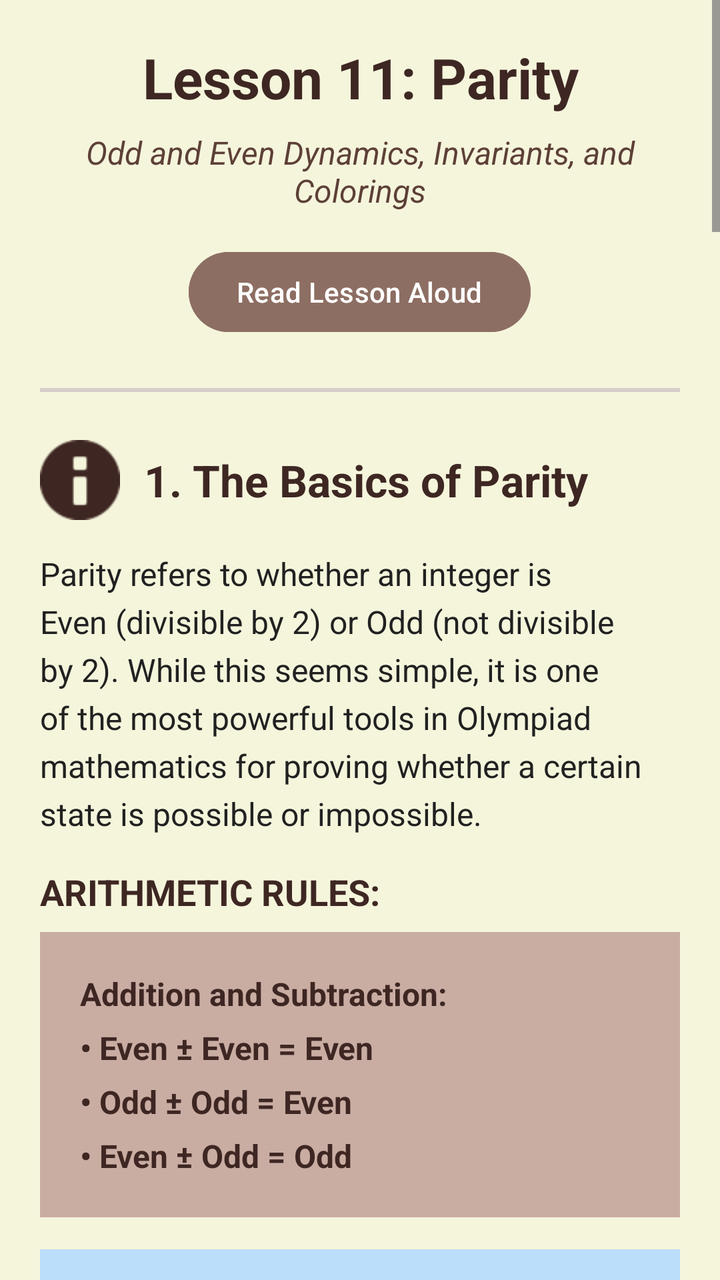
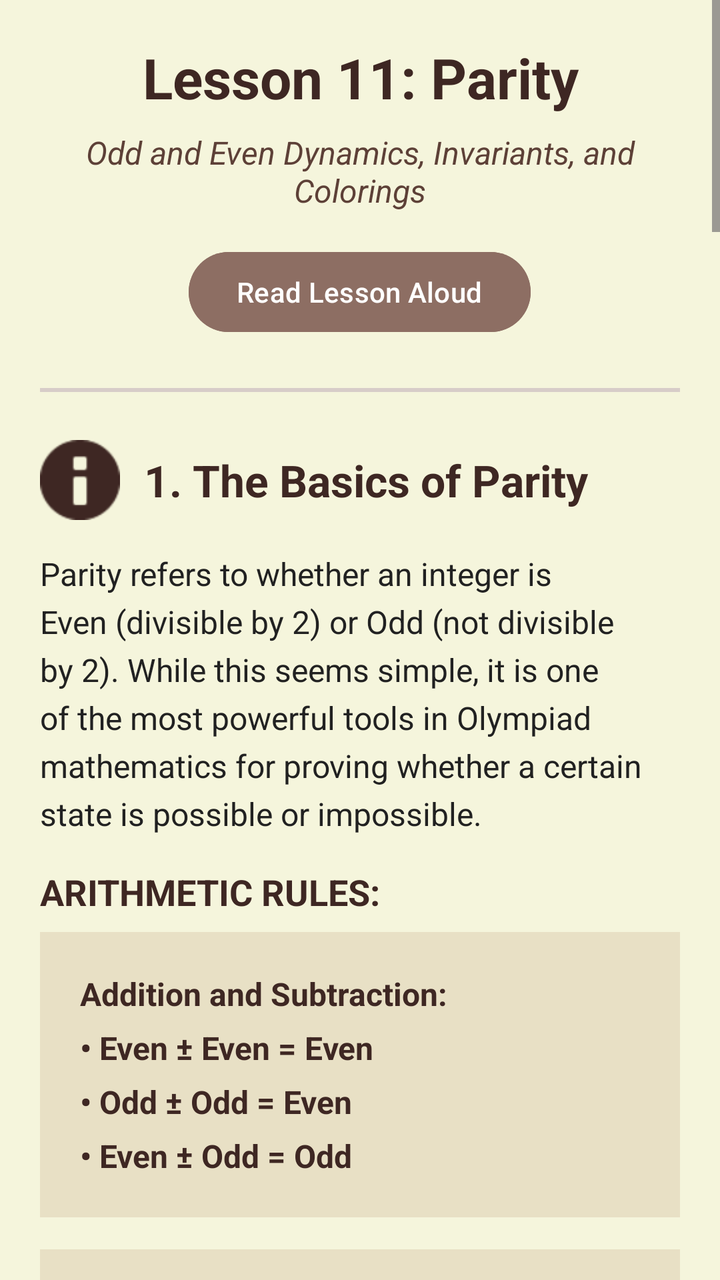

Screens rendered from an Android XML layout before and after an edit, with the pre-edit source and the edit as a unified diff.
<!-- AndroidManifest.xml: application theme Theme.OlympMathMentor -->
<!-- res/layout/activity_lesson11.xml -->
<?xml version="1.0" encoding="utf-8"?>
<ScrollView
    xmlns:android="http://schemas.android.com/apk/res/android"
    xmlns:app="http://schemas.android.com/apk/res-auto"
    android:layout_width="match_parent"
    android:layout_height="match_parent"
    android:background="#F5F5DC">

    <LinearLayout
        android:layout_width="match_parent"
        android:layout_height="wrap_content"
        android:orientation="vertical"
        android:padding="20dp">

        <TextView
            android:id="@+id/tvTitle"
            android:layout_width="match_parent"
            android:layout_height="wrap_content"
            android:text="Lesson 11: Parity"
            android:textSize="28sp"
            android:textStyle="bold"
            android:textColor="#3E2723"
            android:layout_marginBottom="8dp"
            android:gravity="center" />

        <TextView
            android:id="@+id/tvSubtitle"
            android:layout_width="match_parent"
            android:layout_height="wrap_content"
            android:text="Odd and Even Dynamics, Invariants, and Colorings"
            android:textSize="16sp"
            android:textColor="#5D4037"
            android:layout_marginBottom="16dp"
            android:gravity="center"
            android:textStyle="italic" />

        <Button
            android:id="@+id/btnReadLesson"
            android:layout_width="wrap_content"
            android:layout_height="wrap_content"
            android:layout_gravity="center"
            android:text="Read Lesson Aloud"
            android:backgroundTint="#8D6E63"
            android:textColor="#FFFFFF"
            android:layout_marginBottom="24dp" />

        <View
            android:layout_width="match_parent"
            android:layout_height="2dp"
            android:background="#D7CCC8"
            android:layout_marginBottom="24dp" />

        <LinearLayout
            android:layout_width="match_parent"
            android:layout_height="wrap_content"
            android:orientation="horizontal"
            android:gravity="center_vertical"
            android:layout_marginBottom="16dp">

            <ImageView
                android:layout_width="40dp"
                android:layout_height="40dp"
                android:src="@android:drawable/ic_dialog_info"
                app:tint="#3E2723"
                android:layout_marginEnd="12dp" />

            <TextView
                android:id="@+id/tvSec1Title"
                android:layout_width="match_parent"
                android:layout_height="wrap_content"
                android:text="1. The Basics of Parity"
                android:textSize="22sp"
                android:textStyle="bold"
                android:textColor="#3E2723" />
        </LinearLayout>

        <TextView
            android:id="@+id/tvSec1Text"
            android:layout_width="match_parent"
            android:layout_height="wrap_content"
            android:text="Parity refers to whether an integer is Even (divisible by 2) or Odd (not divisible by 2). While this seems simple, it is one of the most powerful tools in Olympiad mathematics for proving whether a certain state is possible or impossible."
            android:textColor="#212121"
            android:textSize="16sp"
            android:lineSpacingExtra="5dp"
            android:layout_marginBottom="16dp" />

        <TextView
            android:id="@+id/tvSec1RuleTitle"
            android:layout_width="match_parent"
            android:layout_height="wrap_content"
            android:text="ARITHMETIC RULES:"
            android:textSize="18sp"
            android:textStyle="bold"
            android:textColor="#3E2723"
            android:layout_marginBottom="8dp" />

        <TextView
            android:id="@+id/tvSec1Rules1"
            android:layout_width="match_parent"
            android:layout_height="wrap_content"
            android:text="Addition and Subtraction:\n• Even ± Even = Even\n• Odd ± Odd = Even\n• Even ± Odd = Odd"
            android:textSize="16sp"
            android:textStyle="bold"
            android:textColor="#3E2723"
            android:background="#C9ADA3"
            android:padding="20dp"
            android:lineSpacingExtra="8dp"
            android:layout_marginBottom="16dp" />

        <TextView
            android:id="@+id/tvSec1Rules2"
            android:layout_width="match_parent"
            android:layout_height="wrap_content"
            android:text="Multiplication:\n• Even × Any Number = Even\n• Odd × Odd = Odd\n\n(If a product of many numbers is Odd, it means EVERY SINGLE number in the product MUST be Odd!)"
            android:textSize="16sp"
            android:textStyle="bold"
            android:textColor="#3E2723"
            android:background="#BBDEFB"
            android:padding="20dp"
            android:lineSpacingExtra="8dp"
            android:layout_marginBottom="24dp" />

        <View
            android:layout_width="match_parent"
            android:layout_height="1dp"
            android:background="#D7CCC8"
            android:layout_marginBottom="24dp" />

        <LinearLayout
            android:layout_width="match_parent"
            android:layout_height="wrap_content"
            android:orientation="horizontal"
            android:gravity="center_vertical"
            android:layout_marginBottom="16dp">

            <ImageView
                android:layout_width="40dp"
                android:layout_height="40dp"
                android:src="@android:drawable/ic_menu_sort_by_size"
                app:tint="#3E2723"
                android:layout_marginEnd="12dp" />

            <TextView
                android:id="@+id/tvSec2Title"
                android:layout_width="match_parent"
                android:layout_height="wrap_content"
                android:text="2. Parity of a Sum"
                android:textSize="22sp"
                android:textStyle="bold"
                android:textColor="#3E2723" />
        </LinearLayout>

        <TextView
            android:id="@+id/tvSec2Text"
            android:layout_width="match_parent"
            android:layout_height="wrap_content"
            android:text="The parity of a sum of many numbers depends EXCLUSIVELY on the quantity of Odd numbers in the sum. The Even numbers do not affect the parity at all."
            android:textColor="#212121"
            android:textSize="16sp"
            android:lineSpacingExtra="5dp"
            android:layout_marginBottom="16dp" />

        <TextView
            android:id="@+id/tvSec2Rules"
            android:layout_width="match_parent"
            android:layout_height="wrap_content"
            android:text="► Rule 1: The sum of an EVEN number of Odds is EVEN. (e.g., 3 + 5 = 8; or 1 + 3 + 5 + 7 = 16)\n\n► Rule 2: The sum of an ODD number of Odds is ODD. (e.g., 3 + 5 + 7 = 15)"
            android:textColor="#212121"
            android:textSize="16sp"
            android:background="#FCE4EC"
            android:padding="16dp"
            android:lineSpacingExtra="6dp"
            android:layout_marginBottom="24dp" />

        <View
            android:layout_width="match_parent"
            android:layout_height="1dp"
            android:background="#D7CCC8"
            android:layout_marginBottom="24dp" />

        <TextView
            android:id="@+id/tvSec3Title"
            android:layout_width="match_parent"
            android:layout_height="wrap_content"
            android:text="3. The Concept of Invariant (Անփոփոխ)"
            android:textSize="22sp"
            android:textStyle="bold"
            android:textColor="#3E2723"
            android:layout_marginBottom="16dp" />

        <TextView
            android:id="@+id/tvSec3Text"
            android:layout_width="match_parent"
            android:layout_height="wrap_content"
            android:text="In many logic puzzles, objects are transformed step by step. An 'Invariant' is a property that NEVER changes during these steps. Most of the time, this invariant is Parity."
            android:textColor="#212121"
            android:textSize="16sp"
            android:lineSpacingExtra="5dp"
            android:layout_marginBottom="16dp" />

        <TextView
            android:id="@+id/tvSec3Example"
            android:layout_width="match_parent"
            android:layout_height="wrap_content"
            android:text="Example: There are 7 glasses upside down. You are allowed to flip exactly 2 glasses at a time. Can you make all glasses face up?\n\nSolution: When you flip 2 glasses, the number of upside-down glasses can change by +2, -2, or 0. Notice that all these changes are EVEN numbers. Therefore, the parity of upside-down glasses is an INVARIANT! It starts as 7 (Odd). It can NEVER reach 0 (Even). It is impossible."
            android:textSize="16sp"
            android:textStyle="bold"
            android:textColor="#5D4037"
            android:background="#C8E6C9"
            android:padding="16dp"
            android:lineSpacingExtra="6dp"
            android:layout_marginBottom="24dp" />

        <View
            android:layout_width="match_parent"
            android:layout_height="1dp"
            android:background="#D7CCC8"
            android:layout_marginBottom="24dp" />

        <TextView
            android:id="@+id/tvMasterTitle"
            android:layout_width="match_parent"
            android:layout_height="wrap_content"
            android:text="Masterclass: Advanced Problem Solving"
            android:textSize="24sp"
            android:textStyle="bold"
            android:textColor="#3E2723"
            android:layout_marginBottom="24dp"
            android:gravity="center" />

        <LinearLayout
            android:layout_width="match_parent"
            android:layout_height="wrap_content"
            android:orientation="vertical"
            android:background="#F5F5F5"
            android:padding="16dp"
            android:layout_marginBottom="20dp"
            android:elevation="2dp">

            <TextView
                android:id="@+id/tvProb1Title"
                android:layout_width="match_parent"
                android:layout_height="wrap_content"
                android:text="Problem 1: The Magic Apples"
                android:textSize="18sp"
                android:textStyle="bold"
                android:textColor="#D32F2F"
                android:layout_marginBottom="8dp" />

            <TextView
                android:id="@+id/tvProb1Q"
                android:layout_width="match_parent"
                android:layout_height="wrap_content"
                android:text="Question: In a basket, there are 13 Red apples and 14 Green apples. A wizard tells you:\n- If you eat 2 apples of the SAME color, he gives you 1 Green apple.\n- If you eat 2 apples of DIFFERENT colors, he gives you 1 Red apple.\nYou eat apples until only 1 apple is left. What color is it?"
                android:textColor="#212121"
                android:textSize="16sp"
                android:lineSpacingExtra="4dp"
                android:layout_marginBottom="12dp" />

            <TextView
                android:id="@+id/tvProb1S1"
                android:layout_width="match_parent"
                android:layout_height="wrap_content"
                android:text="Step 1: Let's track the RED apples. We start with 13 (Odd)."
                android:textColor="#424242"
                android:textSize="15sp"
                android:layout_marginBottom="6dp" />

            <TextView
                android:id="@+id/tvProb1S2"
                android:layout_width="match_parent"
                android:layout_height="wrap_content"
                android:text="Step 2: Scenario A - You eat 2 Red apples. You get 1 Green. The number of Red apples changes by -2."
                android:textColor="#424242"
                android:textSize="15sp"
                android:layout_marginBottom="6dp" />

            <TextView
                android:id="@+id/tvProb1S3"
                android:layout_width="match_parent"
                android:layout_height="wrap_content"
                android:text="Step 3: Scenario B - You eat 2 Green apples. You get 1 Green. The number of Red apples changes by 0."
                android:textColor="#424242"
                android:textSize="15sp"
                android:layout_marginBottom="6dp" />

            <TextView
                android:id="@+id/tvProb1S4"
                android:layout_width="match_parent"
                android:layout_height="wrap_content"
                android:text="Step 4: Scenario C - You eat 1 Red and 1 Green. You get 1 Red. You lost 1 Red, but gained 1 Red. The number of Red apples changes by 0."
                android:textColor="#424242"
                android:textSize="15sp"
                android:layout_marginBottom="6dp" />

            <TextView
                android:id="@+id/tvProb1S5"
                android:layout_width="match_parent"
                android:layout_height="wrap_content"
                android:text="Step 5: Notice the pattern! The number of Red apples only changes by -2 or 0. This means the PARITY of Red apples is Invariant."
                android:textColor="#424242"
                android:textSize="15sp"
                android:textStyle="bold"
                android:layout_marginBottom="6dp" />

            <TextView
                android:id="@+id/tvProb1Ans"
                android:layout_width="match_parent"
                android:layout_height="wrap_content"
                android:text="Answer: Since we started with an Odd number of Red apples (13), we must always have an Odd number. When 1 apple is left, it CANNOT be 0 Red apples (because 0 is Even). It MUST be 1 Red apple!"
                android:textColor="#B71C1C"
                android:textStyle="bold"
                android:textSize="16sp"
                android:layout_marginTop="8dp" />
        </LinearLayout>

        <LinearLayout
            android:layout_width="match_parent"
            android:layout_height="wrap_content"
            android:orientation="vertical"
            android:background="#F5F5F5"
            android:padding="16dp"
            android:layout_marginBottom="20dp"
            android:elevation="2dp">

            <TextView
                android:id="@+id/tvProb2Title"
                android:layout_width="match_parent"
                android:layout_height="wrap_content"
                android:text="Problem 2: The Chessboard and Dominoes"
                android:textSize="18sp"
                android:textStyle="bold"
                android:textColor="#1565C0"
                android:layout_marginBottom="8dp" />

            <TextView
                android:id="@+id/tvProb2Q"
                android:layout_width="match_parent"
                android:layout_height="wrap_content"
                android:text="Question: A standard 8x8 chessboard has 64 squares. We cut off two diagonally opposite corners (e.g., top-left and bottom-right). We have 31 dominoes, each covering exactly 2 adjacent squares. Can we cover the remaining 62 squares perfectly?"
                android:textColor="#212121"
                android:textSize="16sp"
                android:lineSpacingExtra="4dp"
                android:layout_marginBottom="12dp" />

            <TextView
                android:id="@+id/tvProb2S1"
                android:layout_width="match_parent"
                android:layout_height="wrap_content"
                android:text="Step 1: Color Parity. A chessboard is colored alternately Black and White. Total: 32 Black, 32 White."
                android:textColor="#424242"
                android:textSize="15sp"
                android:layout_marginBottom="6dp" />

            <TextView
                android:id="@+id/tvProb2S2"
                android:layout_width="match_parent"
                android:layout_height="wrap_content"
                android:text="Step 2: A domino covers EXACTLY 2 adjacent squares. One will always be Black, and one will always be White."
                android:textColor="#424242"
                android:textSize="15sp"
                android:layout_marginBottom="6dp" />

            <TextView
                android:id="@+id/tvProb2S3"
                android:layout_width="match_parent"
                android:layout_height="wrap_content"
                android:text="Step 3: This means 31 dominoes MUST cover exactly 31 Black squares and 31 White squares."
                android:textColor="#424242"
                android:textSize="15sp"
                android:layout_marginBottom="6dp" />

            <TextView
                android:id="@+id/tvProb2S4"
                android:layout_width="match_parent"
                android:layout_height="wrap_content"
                android:text="Step 4: Now look at the missing corners. Diagonally opposite corners on a chessboard are ALWAYS the SAME color. Let's say they are both White."
                android:textColor="#424242"
                android:textSize="15sp"
                android:textStyle="italic"
                android:layout_marginBottom="6dp" />

            <TextView
                android:id="@+id/tvProb2S5"
                android:layout_width="match_parent"
                android:layout_height="wrap_content"
                android:text="Step 5: The remaining board has 32 Black squares, but only 30 White squares."
                android:textColor="#424242"
                android:textSize="15sp"
                android:layout_marginBottom="6dp" />

            <TextView
                android:id="@+id/tvProb2Ans"
                android:layout_width="match_parent"
                android:layout_height="wrap_content"
                android:text="Answer: Since we need to cover 32 Black and 30 White squares, but our dominoes require equal amounts (31 and 31), it is absolutely IMPOSSIBLE."
                android:textColor="#2E7D32"
                android:textStyle="bold"
                android:textSize="16sp"
                android:layout_marginTop="8dp" />
        </LinearLayout>

        <Button
            android:id="@+id/btnGoToTest11"
            android:layout_width="match_parent"
            android:layout_height="70dp"
            android:text="TAKE TEST 11"
            android:textStyle="bold"
            android:textSize="22sp"
            app:backgroundTint="#FFCDD2"
            android:textColor="#3E2723"
            android:elevation="6dp"
            android:layout_marginTop="10dp"
            android:layout_marginBottom="20dp" />

    </LinearLayout>
</ScrollView>
<!-- resources referenced by this layout -->
<resources>
  <style name="Theme.OlympMathMentor" parent="Base.Theme.OlympMathMentor" />
  <style name="Base.Theme.OlympMathMentor" parent="Theme.Material3.DayNight.NoActionBar">
          <item name="colorPrimary">@color/soft_beige</item>
  
          <item name="android:statusBarColor">@color/soft_beige</item>
  
          <item name="android:windowLightStatusBar">true</item>
      </style>
  <color name="soft_beige">#EFEBE9</color>
</resources>

<!-- the commit's change to res/layout/activity_lesson11.xml (unified diff, before → after) -->
@@ -102,7 +102,7 @@
             android:textSize="16sp"
             android:textStyle="bold"
             android:textColor="#3E2723"
-            android:background="#C9ADA3"
+            android:background="#E8E0C5"
             android:padding="20dp"
             android:lineSpacingExtra="8dp"
             android:layout_marginBottom="16dp" />
@@ -115,7 +115,7 @@
             android:textSize="16sp"
             android:textStyle="bold"
             android:textColor="#3E2723"
-            android:background="#BBDEFB"
+            android:background="#E8E0C5"
             android:padding="20dp"
             android:lineSpacingExtra="8dp"
             android:layout_marginBottom="24dp" />
@@ -167,7 +167,7 @@
             android:text="► Rule 1: The sum of an EVEN number of Odds is EVEN. (e.g., 3 + 5 = 8; or 1 + 3 + 5 + 7 = 16)\n\n► Rule 2: The sum of an ODD number of Odds is ODD. (e.g., 3 + 5 + 7 = 15)"
             android:textColor="#212121"
             android:textSize="16sp"
-            android:background="#FCE4EC"
+            android:background="#E8E0C5"
             android:padding="16dp"
             android:lineSpacingExtra="6dp"
             android:layout_marginBottom="24dp" />
@@ -206,7 +206,7 @@
             android:textSize="16sp"
             android:textStyle="bold"
             android:textColor="#5D4037"
-            android:background="#C8E6C9"
+            android:background="#E8E0C5"
             android:padding="16dp"
             android:lineSpacingExtra="6dp"
             android:layout_marginBottom="24dp" />
@@ -407,8 +407,8 @@
             android:text="TAKE TEST 11"
             android:textStyle="bold"
             android:textSize="22sp"
-            app:backgroundTint="#FFCDD2"
-            android:textColor="#3E2723"
+            app:backgroundTint="#8D6E63"
+            android:textColor="#FFFFFF"
             android:elevation="6dp"
             android:layout_marginTop="10dp"
             android:layout_marginBottom="20dp" />
